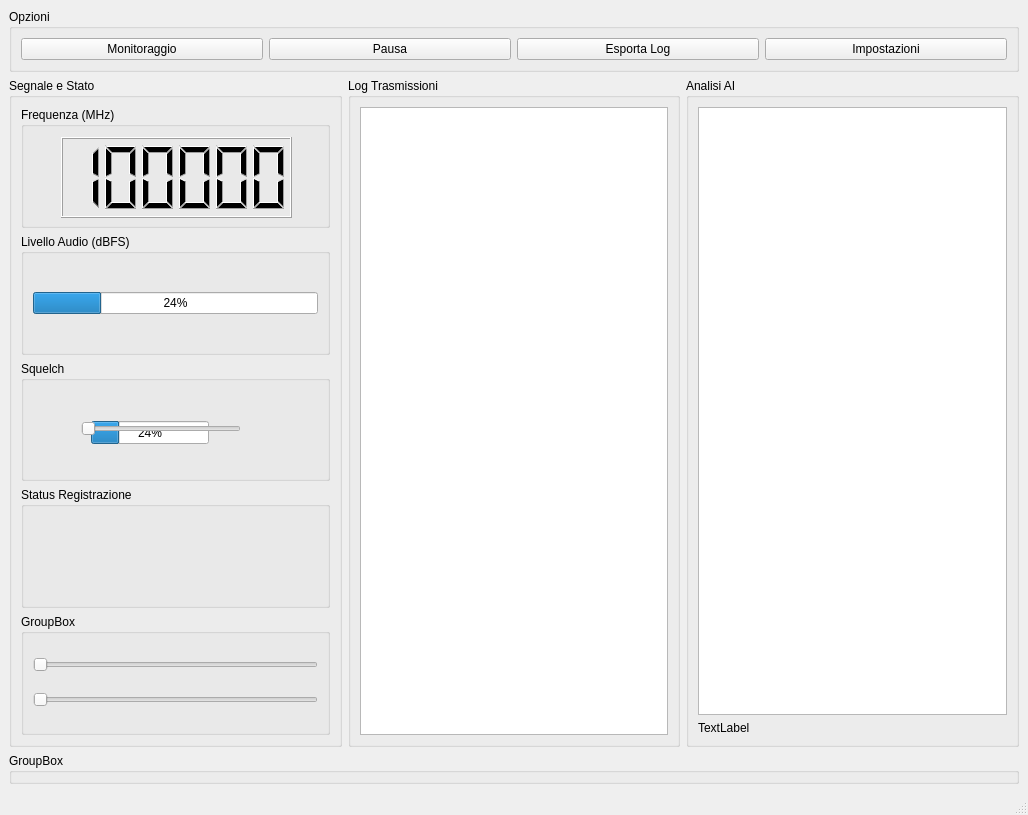
Above: CrystalRET_UI.ui from Lupix111/CrystalRET before the change. Below: the same form after it.
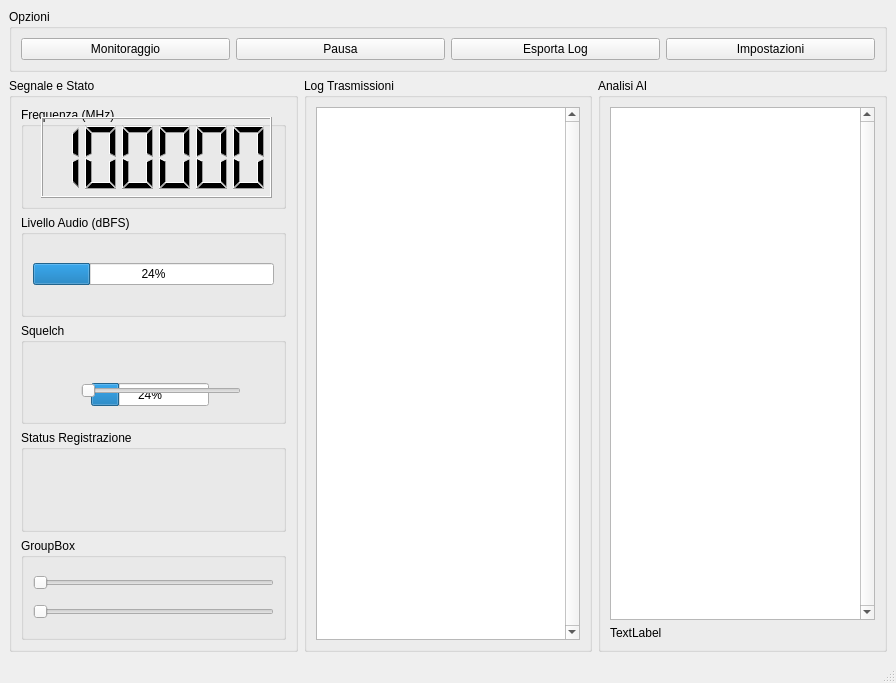
That is the form after the change. Icons and pictures are not drawn.

What changed in the file:
```diff
--- a/CrystalRET_UI.ui
+++ b/CrystalRET_UI.ui
@@ -6,8 +6,8 @@
    <rect>
     <x>0</x>
     <y>0</y>
-    <width>1028</width>
-    <height>815</height>
+    <width>896</width>
+    <height>683</height>
    </rect>
   </property>
   <property name="windowTitle">
@@ -19,30 +19,57 @@
   </property>
   <widget class="QWidget" name="centralwidget">
    <layout class="QGridLayout" name="gridLayout_2">
-    <item row="1" column="2">
-     <widget class="QGroupBox" name="groupBox_4">
+    <item row="0" column="0" colspan="3">
+     <widget class="QGroupBox" name="groupBoxopzioni">
       <property name="title">
-       <string>Analisi AI</string>
+       <string>Opzioni</string>
       </property>
-      <layout class="QVBoxLayout" name="verticalLayout_2">
+      <layout class="QHBoxLayout" name="horizontalLayout_4">
        <item>
-        <widget class="QTextEdit" name="textEdit"/>
+        <widget class="QPushButton" name="pushButton_monitoraggio">
+         <property name="text">
+          <string>Monitoraggio</string>
+         </property>
+        </widget>
        </item>
        <item>
-        <widget class="QLabel" name="label">
+        <widget class="QPushButton" name="pushButton_pausa">
          <property name="text">
-          <string>TextLabel</string>
+          <string>Pausa</string>
+         </property>
+        </widget>
+       </item>
+       <item>
+        <widget class="QPushButton" name="pushButton_esportalog">
+         <property name="text">
+          <string>Esporta Log</string>
+         </property>
+        </widget>
+       </item>
+       <item>
+        <widget class="QPushButton" name="pushButton_impostazioni">
+         <property name="text">
+          <string>Impostazioni</string>
          </property>
         </widget>
        </item>
       </layout>
      </widget>
     </item>
-    <item row="2" column="0" colspan="3">
-     <widget class="QGroupBox" name="groupBox_5">
+    <item row="1" column="1">
+     <widget class="QGroupBox" name="groupBoxTrascrizioni">
       <property name="title">
-       <string>GroupBox</string>
+       <string>Log Trasmissioni</string>
       </property>
+      <layout class="QVBoxLayout" name="verticalLayout_3">
+       <item>
+        <widget class="QTableWidget" name="trascrizioni">
+         <property name="verticalScrollBarPolicy">
+          <enum>Qt::ScrollBarPolicy::ScrollBarAlwaysOn</enum>
+         </property>
+        </widget>
+       </item>
+      </layout>
      </widget>
     </item>
     <item row="1" column="0">
@@ -59,8 +86,8 @@
          <widget class="QLCDNumber" name="lcdFrequenza">
           <property name="geometry">
            <rect>
-            <x>40</x>
-            <y>30</y>
+            <x>20</x>
+            <y>10</y>
             <width>231</width>
             <height>81</height>
            </rect>
@@ -159,49 +186,23 @@
       </layout>
      </widget>
     </item>
-    <item row="1" column="1">
-     <widget class="QGroupBox" name="groupBox_3">
+    <item row="1" column="2">
+     <widget class="QGroupBox" name="groupBoxAi">
       <property name="title">
-       <string>Log Trasmissioni</string>
+       <string>Analisi AI</string>
       </property>
-      <layout class="QVBoxLayout" name="verticalLayout_3">
+      <layout class="QVBoxLayout" name="verticalLayout_2">
        <item>
-        <widget class="QTableWidget" name="tableWidget"/>
-       </item>
-      </layout>
-     </widget>
-    </item>
-    <item row="0" column="0" colspan="3">
-     <widget class="QGroupBox" name="groupBox">
-      <property name="title">
-       <string>Opzioni</string>
-      </property>
-      <layout class="QHBoxLayout" name="horizontalLayout_4">
-       <item>
-        <widget class="QPushButton" name="pushButton_3">
-         <property name="text">
-          <string>Monitoraggio</string>
+        <widget class="QTextEdit" name="OllamaLog">
+         <property name="verticalScrollBarPolicy">
+          <enum>Qt::ScrollBarPolicy::ScrollBarAlwaysOn</enum>
          </property>
         </widget>
        </item>
        <item>
-        <widget class="QPushButton" name="pushButton_4">
+        <widget class="QLabel" name="label">
          <property name="text">
-          <string>Pausa</string>
-         </property>
-        </widget>
-       </item>
-       <item>
-        <widget class="QPushButton" name="pushButton_2">
-         <property name="text">
-          <string>Esporta Log</string>
-         </property>
-        </widget>
-       </item>
-       <item>
-        <widget class="QPushButton" name="pushButton">
-         <property name="text">
-          <string>Impostazioni</string>
+          <string>TextLabel</string>
          </property>
         </widget>
        </item>
```
Left out of the diff: 16 changed lines with no effect on the pictures.
